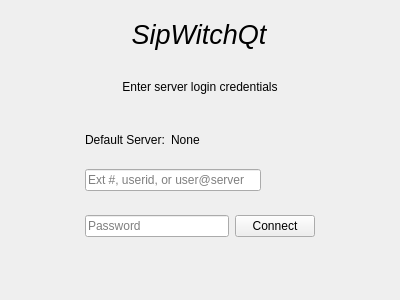
Above: Desktop/login.ui from dyfet/tycho_sipwitchqt before the change. Below: the same form after it.
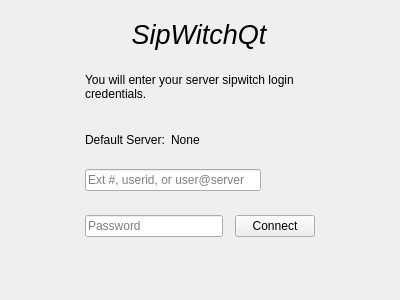
That is the form after the change. Icons and pictures are not drawn.

Commit message: login form mechanics and credentials

The edit to the form file:
```diff
--- a/Desktop/login.ui
+++ b/Desktop/login.ui
@@ -98,11 +98,23 @@
      </item>
      <item>
       <widget class="QLabel" name="label_3">
+       <property name="sizePolicy">
+        <sizepolicy hsizetype="Minimum" vsizetype="Minimum">
+         <horstretch>0</horstretch>
+         <verstretch>0</verstretch>
+        </sizepolicy>
+       </property>
        <property name="text">
-        <string>Enter server login credentials</string>
+        <string>You will enter your server sipwitch login credentials.</string>
+       </property>
+       <property name="scaledContents">
+        <bool>true</bool>
        </property>
        <property name="alignment">
-        <set>Qt::AlignCenter</set>
+        <set>Qt::AlignLeading|Qt::AlignLeft|Qt::AlignVCenter</set>
+       </property>
+       <property name="wordWrap">
+        <bool>true</bool>
        </property>
       </widget>
      </item>
@@ -185,7 +197,7 @@
        <item>
         <layout class="QHBoxLayout" name="horizontalLayout_2">
          <property name="spacing">
-          <number>6</number>
+          <number>12</number>
          </property>
          <property name="rightMargin">
           <number>0</number>
```
Left out of the diff: 19 changed lines with no effect on the pictures. The commit also changes 5 other files.
